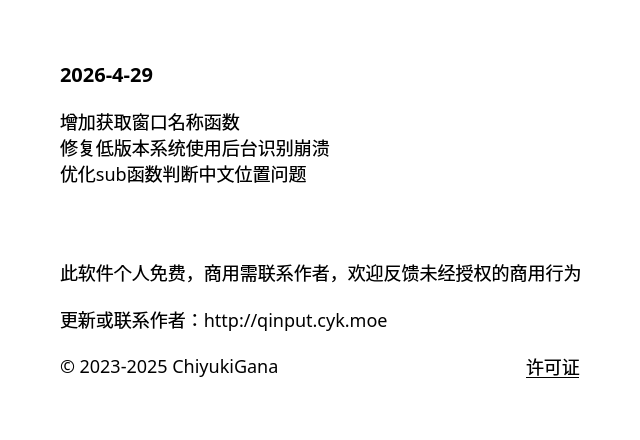
Old version of the form source/ui/AboutUi.ui in the repository ChiyukiGana/Quickinput.
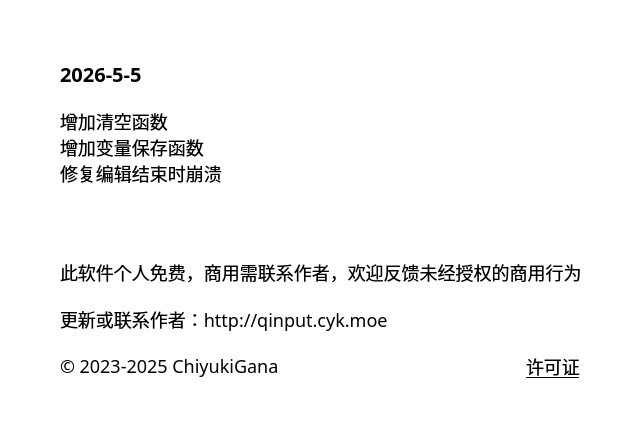
New version of the form.

Diff of the .ui file:
```diff
--- a/source/ui/AboutUi.ui
+++ b/source/ui/AboutUi.ui
@@ -69,7 +69,7 @@
       <string notr="true">font-size:20px</string>
      </property>
      <property name="text">
-      <string>2026-4-29</string>
+      <string>2026-5-5</string>
      </property>
      <property name="textFormat">
       <enum>Qt::TextFormat::PlainText</enum>
@@ -85,9 +85,9 @@
       </sizepolicy>
      </property>
      <property name="text">
-      <string>增加获取窗口名称函数
-修复低版本系统使用后台识别崩溃
-优化sub函数判断中文位置问题</string>
+      <string>增加清空函数
+增加变量保存函数
+修复编辑结束时崩溃</string>
      </property>
      <property name="textFormat">
       <enum>Qt::TextFormat::PlainText</enum>
```
